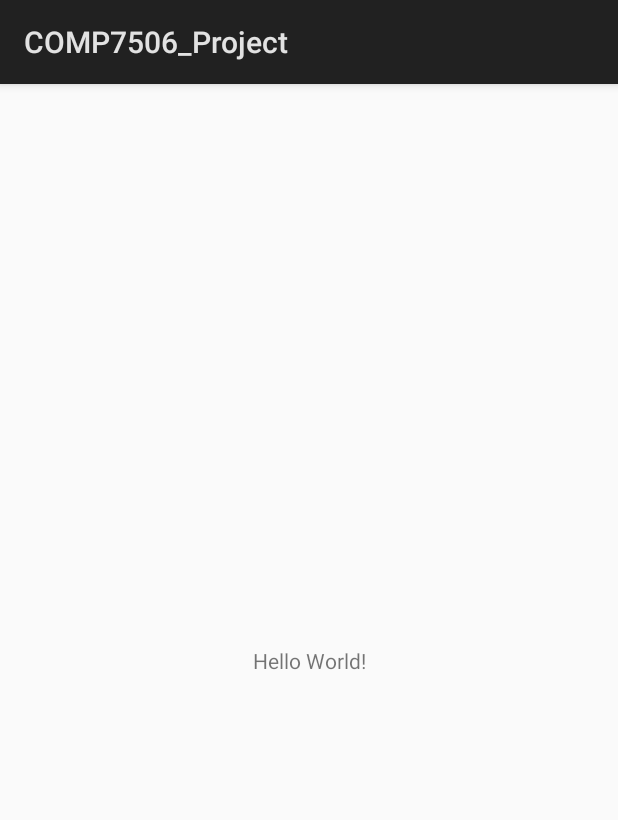
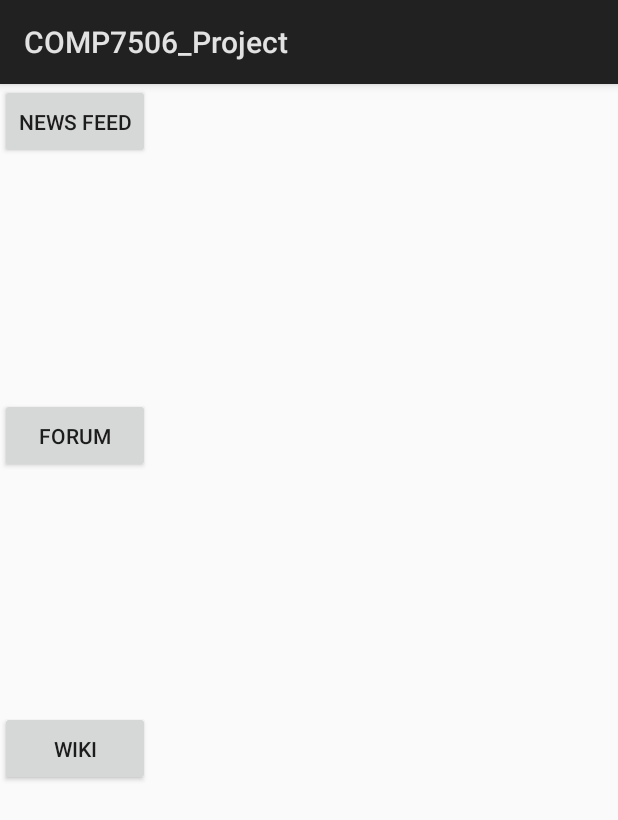
Before and after one commit to hadipash/COMP7506_Project, an Android app: the screen it shows after launch (MainActivity), on a phone screen of 412 x 824 dp. Shown: the top 820 px of the screen. Run offline under Robolectric (Android 15) with nearby library versions, the phone set to English and light mode, and no system bars.

Commit message:
Build news feed

```diff
--- a/app/build.gradle
+++ b/app/build.gradle
@@ -21,6 +21,8 @@ android {
 dependencies {
     implementation fileTree(dir: 'libs', include: ['*.jar'])
     implementation 'com.android.support.constraint:constraint-layout:1.1.3'
+    implementation 'com.android.support:cardview-v7:28.0.0'
+    implementation 'com.android.support:recyclerview-v7:28.0.0'
     testImplementation 'junit:junit:4.12'
     androidTestImplementation 'com.android.support.test:runner:1.0.2'
     androidTestImplementation 'com.android.support.test.espresso:espresso-core:3.0.2'
--- a/app/src/main/AndroidManifest.xml
+++ b/app/src/main/AndroidManifest.xml
@@ -16,6 +16,7 @@
                 <category android:name="android.intent.category.LAUNCHER" />
             </intent-filter>
         </activity>
+        <activity android:name=".NewsFeed"></activity>
     </application>
 
 </manifest>
--- a/app/src/main/res/layout/activity_main.xml
+++ b/app/src/main/res/layout/activity_main.xml
@@ -1,18 +1,35 @@
 <?xml version="1.0" encoding="utf-8"?>
-<android.support.constraint.ConstraintLayout xmlns:android="http://schemas.android.com/apk/res/android"
+<android.support.constraint.ConstraintLayout
+    xmlns:android="http://schemas.android.com/apk/res/android"
     xmlns:app="http://schemas.android.com/apk/res-auto"
     xmlns:tools="http://schemas.android.com/tools"
     android:layout_width="match_parent"
     android:layout_height="match_parent"
     tools:context=".MainActivity">
 
-    <TextView
-        android:layout_width="wrap_content"
-        android:layout_height="wrap_content"
-        android:text="Hello World!"
-        app:layout_constraintBottom_toBottomOf="parent"
-        app:layout_constraintLeft_toLeftOf="parent"
-        app:layout_constraintRight_toRightOf="parent"
-        app:layout_constraintTop_toTopOf="parent" />
+    <Button
+        android:id="@+id/news_button"
+        android:layout_width="100dp"
+        android:layout_height="50dp"
+        android:text="News Feed"
+        android:onClick="OpenNewsFeed"/>
+
+    <Button
+        android:id="@+id/forum_button"
+        android:layout_width="100dp"
+        android:layout_height="50dp"
+        android:layout_marginTop="8dp"
+        android:layout_marginBottom="8dp"
+        android:text="Forum"
+        app:layout_constraintBottom_toTopOf="@id/wiki_button"
+        app:layout_constraintTop_toBottomOf="@id/news_button" />
+
+    <Button
+        android:id="@+id/wiki_button"
+        android:layout_width="100dp"
+        android:layout_height="50dp"
+        android:layout_marginBottom="300dp"
+        android:text="Wiki"
+        app:layout_constraintBottom_toBottomOf="parent" />
 
 </android.support.constraint.ConstraintLayout>
```
Also changed, not shown: app/src/main/java/hk/hku/cs/comp7506_project/MainActivity.java (+7 -0 lines), app/src/main/java/hk/hku/cs/comp7506_project/NewsAdapter.java (added, +48 -0 lines), app/src/main/java/hk/hku/cs/comp7506_project/NewsFeed.java (added, +19 -0 lines), app/src/main/res/layout/activity_news_feed.xml (added, +13 -0 lines), app/src/main/res/layout/news_card.xml (added, +39 -0 lines), app/src/main/res/values/dimens.xml (added, +7 -0 lines).
